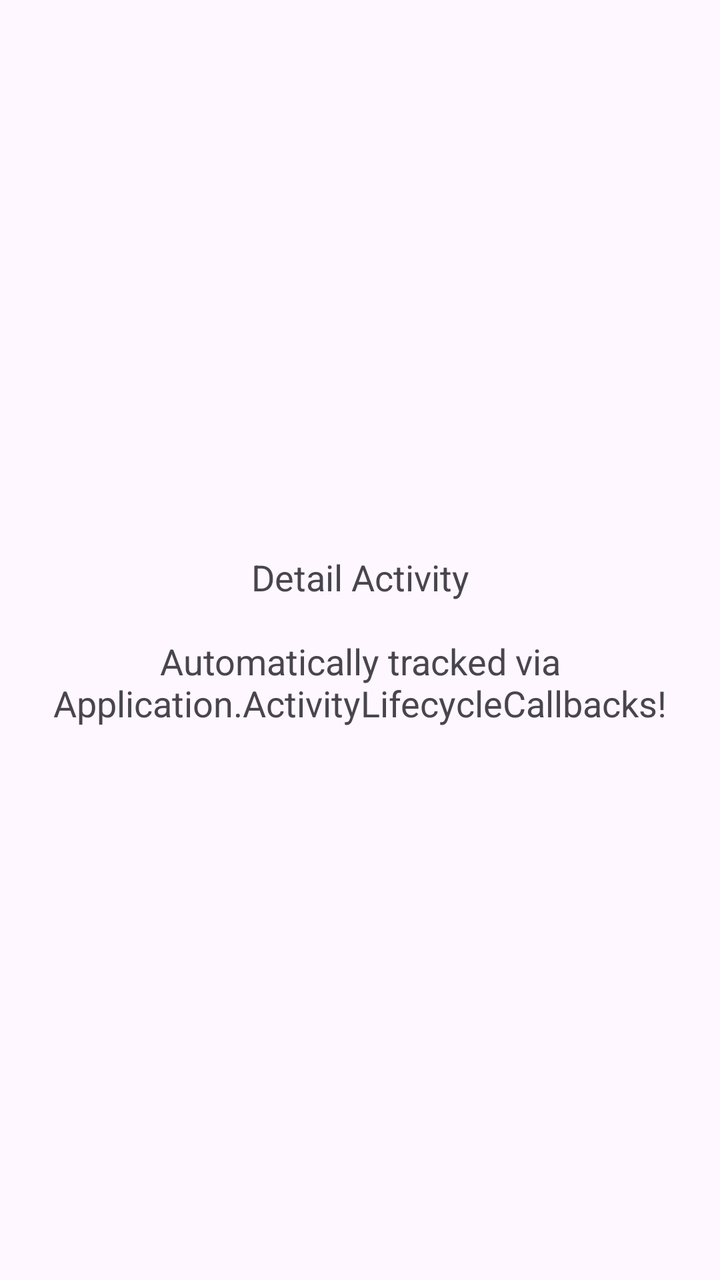
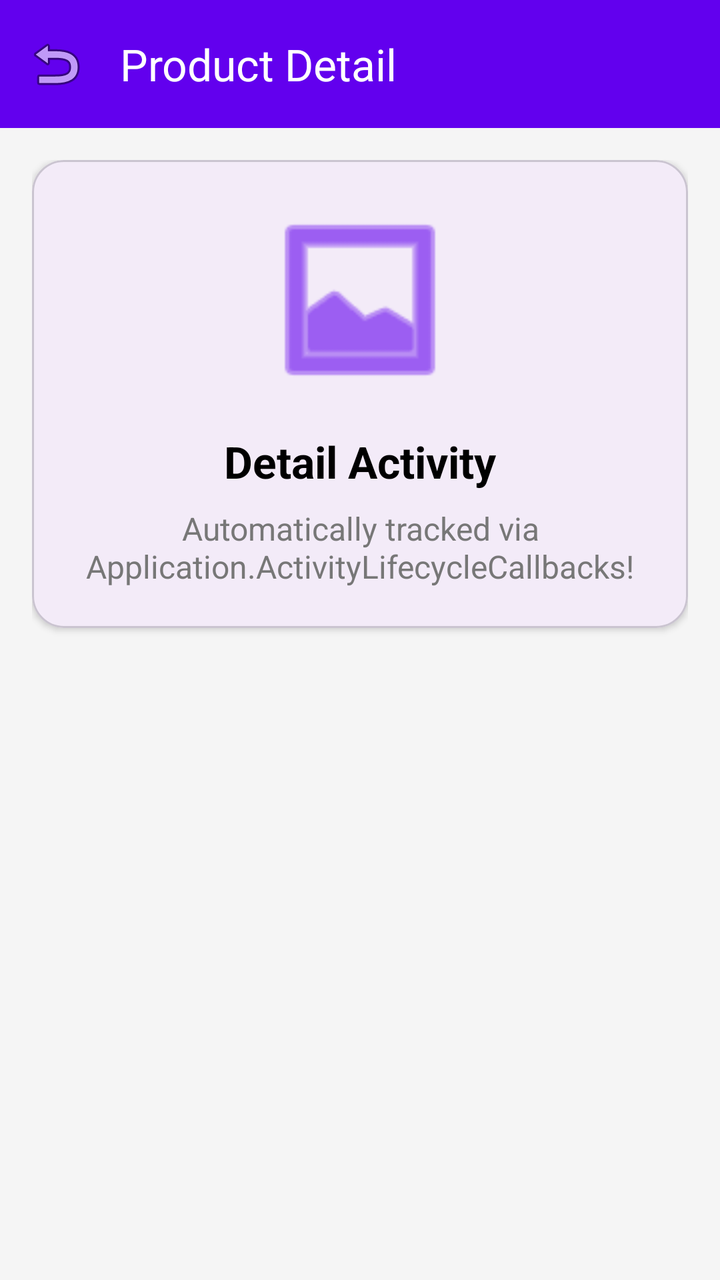

An Android layout rendered at two revisions. The XML below is the earlier revision; the diff shows what the commit changed to produce the second picture.
<!-- AndroidManifest.xml: application theme Theme.Material3.Light.NoActionBar -->
<!-- res/layout/activity_detail.xml -->
<?xml version="1.0" encoding="utf-8"?>
<LinearLayout xmlns:android="http://schemas.android.com/apk/res/android"
    android:layout_width="match_parent"
    android:layout_height="match_parent"
    android:orientation="vertical"
    android:gravity="center">

    <TextView
        android:layout_width="wrap_content"
        android:layout_height="wrap_content"
        android:text="Detail Activity\n\nAutomatically tracked via Application.ActivityLifecycleCallbacks!"
        android:gravity="center"
        android:textSize="18sp"/>

</LinearLayout>
<!-- resources referenced by this layout -->
<resources>

</resources>

<!-- the commit's change to res/layout/activity_detail.xml (unified diff, before → after) -->
@@ -1,15 +1,69 @@
 <?xml version="1.0" encoding="utf-8"?>
-<LinearLayout xmlns:android="http://schemas.android.com/apk/res/android"
+<androidx.coordinatorlayout.widget.CoordinatorLayout 
+    xmlns:android="http://schemas.android.com/apk/res/android"
+    xmlns:app="http://schemas.android.com/apk/res-auto"
     android:layout_width="match_parent"
     android:layout_height="match_parent"
-    android:orientation="vertical"
-    android:gravity="center">
+    android:fitsSystemWindows="true"
+    android:background="#F5F5F5">
 
-    <TextView
-        android:layout_width="wrap_content"
-        android:layout_height="wrap_content"
-        android:text="Detail Activity\n\nAutomatically tracked via Application.ActivityLifecycleCallbacks!"
-        android:gravity="center"
-        android:textSize="18sp"/>
+    <com.google.android.material.appbar.AppBarLayout
+        android:layout_width="match_parent"
+        android:layout_height="wrap_content">
+        <com.google.android.material.appbar.MaterialToolbar
+            android:id="@+id/topAppBar"
+            android:layout_width="match_parent"
+            android:layout_height="?attr/actionBarSize"
+            app:title="Product Detail"
+            app:navigationIcon="@android:drawable/ic_menu_revert"
+            app:titleTextColor="@android:color/white"
+            android:background="#6200EE"/>
+    </com.google.android.material.appbar.AppBarLayout>
 
-</LinearLayout>
+    <LinearLayout
+        android:layout_width="match_parent"
+        android:layout_height="match_parent"
+        android:orientation="vertical"
+        android:padding="16dp"
+        app:layout_behavior="@string/appbar_scrolling_view_behavior">
+
+        <com.google.android.material.card.MaterialCardView
+            android:layout_width="match_parent"
+            android:layout_height="wrap_content"
+            app:cardCornerRadius="16dp"
+            app:cardElevation="2dp">
+
+            <LinearLayout
+                android:layout_width="match_parent"
+                android:layout_height="wrap_content"
+                android:orientation="vertical"
+                android:padding="20dp"
+                android:gravity="center">
+
+                <ImageView
+                    android:layout_width="100dp"
+                    android:layout_height="100dp"
+                    android:src="@android:drawable/ic_menu_gallery"
+                    android:layout_marginBottom="16dp"
+                    app:tint="#6200EE"/>
+
+                <TextView
+                    android:layout_width="wrap_content"
+                    android:layout_height="wrap_content"
+                    android:text="Detail Activity"
+                    android:textSize="22sp"
+                    android:textStyle="bold"
+                    android:textColor="#000000"
+                    android:layout_marginBottom="8dp"/>
+
+                <TextView
+                    android:layout_width="wrap_content"
+                    android:layout_height="wrap_content"
+                    android:gravity="center"
+                    android:text="Automatically tracked via Application.ActivityLifecycleCallbacks!"
+                    android:textColor="#777777"
+                    android:textSize="16sp"/>
+            </LinearLayout>
+        </com.google.android.material.card.MaterialCardView>
+    </LinearLayout>
+</androidx.coordinatorlayout.widget.CoordinatorLayout>
